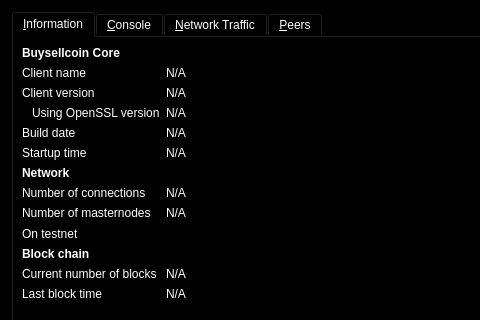
This is src/qt/forms/rpcconsole.ui in zero24x/buysellcoin as Qt 5 draws it before an edit; both pictures show x 0 to 480 and y 0 to 320 of the 740 by 491 pixel window. The edited form follows.
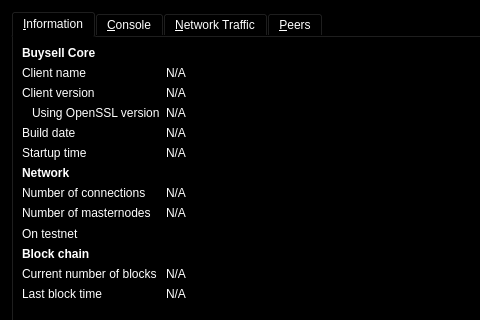
This is the edited form. The open tabs and pages were chosen to show the change. Icons and pictures are not drawn. Custom widgets are drawn as their Qt base class.

Diff of the .ui file:
```diff
--- a/src/qt/forms/rpcconsole.ui
+++ b/src/qt/forms/rpcconsole.ui
@@ -448,7 +448,7 @@
           </font>
          </property>
          <property name="text">
-          <string>Buysellcoin Core</string>
+          <string>Buysell Core</string>
          </property>
         </widget>
        </item>
```
Left out of the diff: 6 changed lines with no effect on the pictures.
